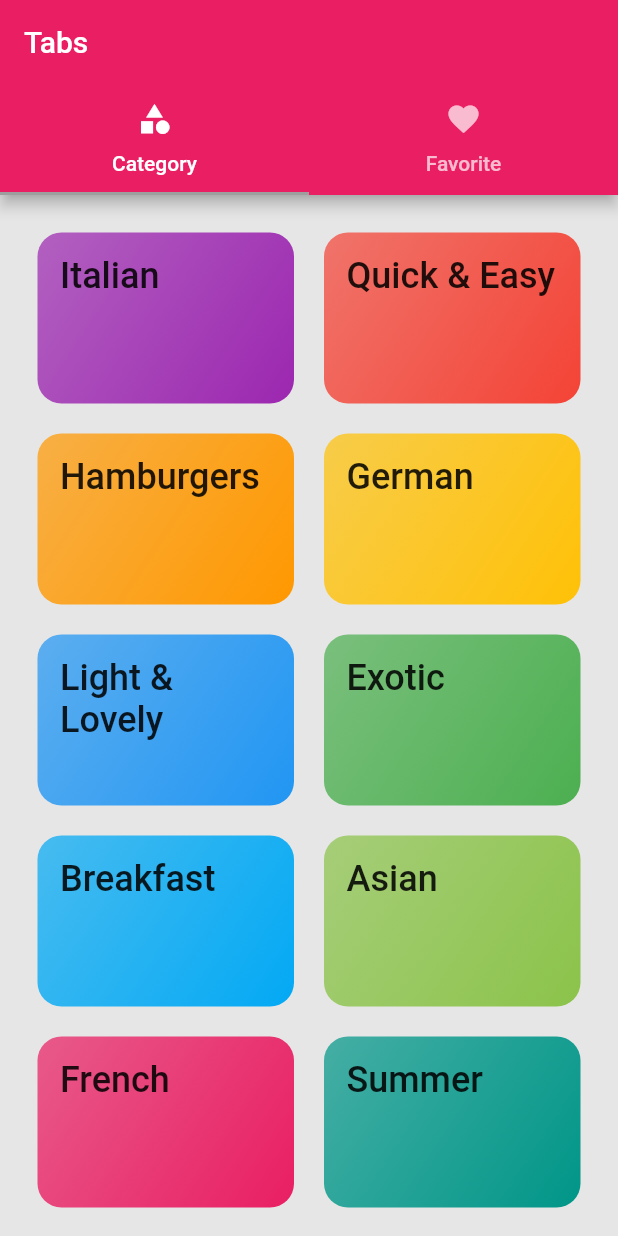
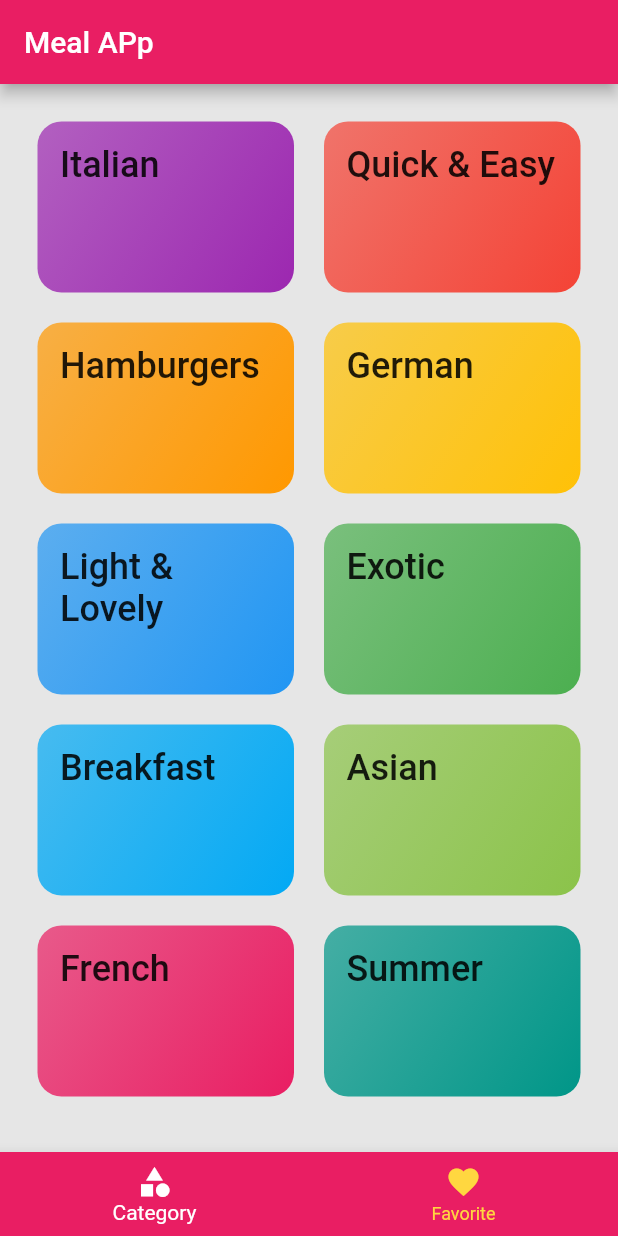
Before and after one commit to iavsm/flutter_meal, a Flutter app: the screen it shows after launch, on a phone screen of 412 x 824 dp. Run offline on Flutter 3.47's test engine with Material 2 defaults, Android fonts, the phone set to English and light mode, and no system bars; Roboto replaces fonts that are missing (Releway, RobotoCondensed).

Commit message:
Bottom Tap Bar.

```diff
--- a/lib/main.dart
+++ b/lib/main.dart
@@ -1,4 +1,5 @@
 import 'package:flutter/material.dart';
+import 'package:flutter_meal_app/screens/bottom_tap_bar_screen.dart';
 import 'package:flutter_meal_app/screens/categories_screen.dart';
 import 'package:flutter_meal_app/screens/category_detail_screen.dart';
 import 'package:flutter_meal_app/screens/mail_detail_screen.dart';
@@ -25,7 +26,7 @@ class MyApp extends StatelessWidget {
               ),
             ),
       ),
-      home: TabsBarScreens(),
+      home: BottomTapBar(),
       routes: {
         "category_meal" : (context) => CategoryDetailScreen(),
         MailDetailScreen.routeName : (context) => MailDetailScreen(),
--- /dev/null
+++ b/lib/screens/bottom_tap_bar_screen.dart
@@ -0,0 +1,66 @@
+import 'package:flutter/material.dart';
+import 'package:flutter_meal_app/screens/categories_screen.dart';
+import 'package:flutter_meal_app/screens/favorite_screen.dart';
+
+class BottomTapBar extends StatefulWidget {
+  @override
+  _BottomTapBarState createState() => _BottomTapBarState();
+}
+
+class _BottomTapBarState extends State<BottomTapBar> {
+
+  int _selectedCurrentPAgeIndex = 0;
+  final List<Map<String, Object>> _pages = [
+    {
+      'page': CategoriesScreen(),
+      'title': 'Categories',
+    },
+    {
+      'page': FavoriteScreens(),
+      'title': 'Your Favorite',
+    },
+  ];
+
+  @override
+  Widget build(BuildContext context) {
+    return Scaffold(
+      appBar: AppBar(
+        title: Text("Meal APp"),
+      ),
+      body: _pages[_selectedCurrentPAgeIndex]["page"],
+      bottomNavigationBar: BottomNavigationBar(
+        onTap: _selectPage,
+        backgroundColor: Theme.of(context).primaryColor,
+        unselectedItemColor: Colors.amberAccent,
+        selectedItemColor: Colors.white,
+        currentIndex: _selectedCurrentPAgeIndex,
+
+
+          items:[
+            BottomNavigationBarItem(
+              backgroundColor: Theme.of(context).primaryColor,
+              icon: Icon(Icons.category),
+              title: Text("Category"),
+            ),
+            BottomNavigationBarItem(
+              backgroundColor: Theme.of(context).primaryColor,
+              icon: Icon(Icons.favorite),
+              title: Text("Favorite"),
+            ),
+
+
+          ] ),
+
+    );
+  }
+
+
+
+  void _selectPage(int value) {
+    setState(() {
+      _selectedCurrentPAgeIndex = value;
+    });
+  }
+
+
+}
```
